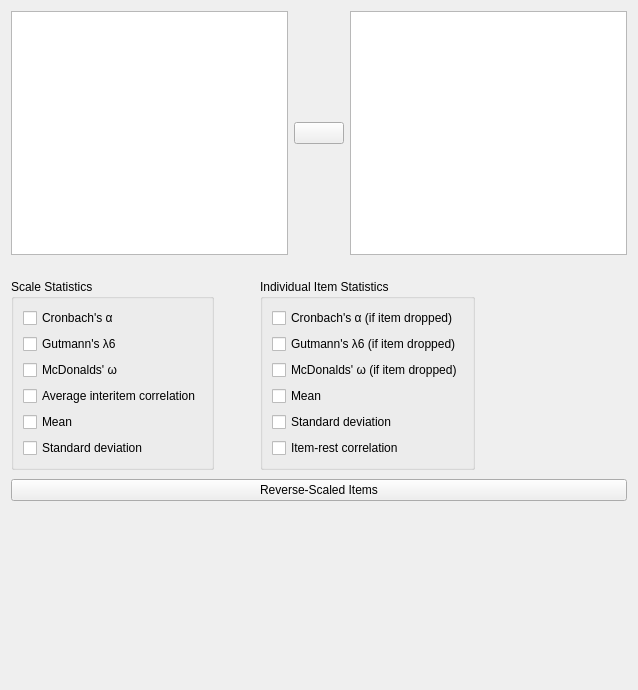
The window that JASP-Desktop/analysisforms/reliabilityanalysisform.ui (jasp-stats/jasp-desktop) describes before a commit, drawn with Qt 5.
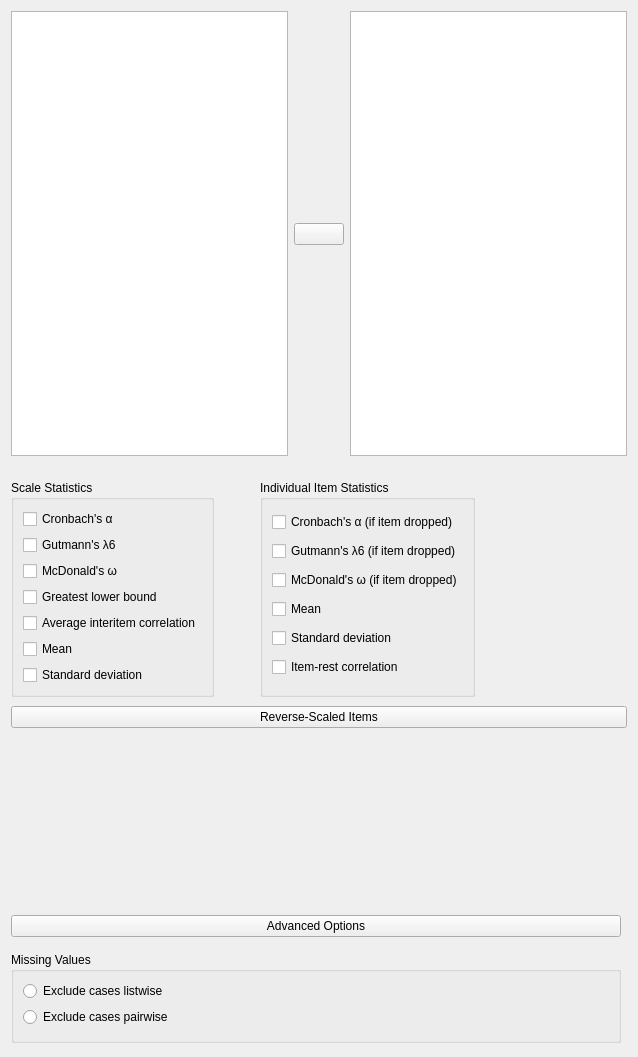
The same window after the commit. Custom widgets are drawn as their Qt base class.

The edit to the form file:
```diff
--- a/JASP-Desktop/analysisforms/reliabilityanalysisform.ui
+++ b/JASP-Desktop/analysisforms/reliabilityanalysisform.ui
@@ -7,14 +7,14 @@
     <x>0</x>
     <y>0</y>
     <width>638</width>
-    <height>690</height>
+    <height>1057</height>
    </rect>
   </property>
   <property name="windowTitle">
    <string>Form</string>
   </property>
   <layout class="QGridLayout" name="gridLayout_6">
-   <item row="0" column="0">
+   <item row="0" column="0" colspan="2">
     <widget class="QWidget" name="topWidget" native="true">
      <layout class="QGridLayout" name="gridLayout_3">
       <property name="leftMargin">
@@ -103,7 +103,66 @@
      </layout>
     </widget>
    </item>
-   <item row="1" column="0">
+   <item row="2" column="0" colspan="2">
+    <widget class="QWidget" name="revScaledItemsBox" native="true">
+     <layout class="QGridLayout" name="gridLayout_4">
+      <property name="leftMargin">
+       <number>0</number>
+      </property>
+      <property name="topMargin">
+       <number>3</number>
+      </property>
+      <property name="rightMargin">
+       <number>0</number>
+      </property>
+      <property name="bottomMargin">
+       <number>3</number>
+      </property>
+      <item row="0" column="0">
+       <widget class="ExpanderButton" name="expanderPosthoc">
+        <property name="sizePolicy">
+         <sizepolicy hsizetype="Expanding" vsizetype="Fixed">
+          <horstretch>0</horstretch>
+          <verstretch>0</verstretch>
+         </sizepolicy>
+        </property>
+        <property name="text">
+         <string>Reverse-Scaled Items</string>
+        </property>
+       </widget>
+      </item>
+      <item row="1" column="0">
+       <widget class="QWidget" name="containerRevScaledItems" native="true">
+        <layout class="QVBoxLayout" name="verticalLayout">
+         <property name="leftMargin">
+          <number>0</number>
+         </property>
+         <property name="rightMargin">
+          <number>0</number>
+         </property>
+         <property name="bottomMargin">
+          <number>0</number>
+         </property>
+         <item>
+          <widget class="BoundAssignWidget" name="reverseScaledItems" native="true">
+           <property name="minimumSize">
+            <size>
+             <width>0</width>
+             <height>160</height>
+            </size>
+           </property>
+           <property name="focusPolicy">
+            <enum>Qt::NoFocus</enum>
+           </property>
+          </widget>
+         </item>
+        </layout>
+       </widget>
+      </item>
+     </layout>
+    </widget>
+   </item>
+   <item row="1" column="0" colspan="2">
     <widget class="QWidget" name="gridLayout_7" native="true">
      <property name="sizePolicy">
       <sizepolicy hsizetype="Fixed" vsizetype="Fixed">
@@ -180,7 +239,14 @@
          <item row="2" column="0">
           <widget class="BoundCheckBox" name="mcDonaldScale">
            <property name="text">
-            <string>McDonalds' ω</string>
+            <string>McDonald's ω</string>
+           </property>
+          </widget>
+         </item>
+         <item row="3" column="0">
+          <widget class="BoundCheckBox" name="glbScale">
+           <property name="text">
+            <string>Greatest lower bound</string>
            </property>
           </widget>
          </item>
@@ -231,7 +297,7 @@
          <item row="2" column="0">
           <widget class="BoundCheckBox" name="mcDonaldItem">
            <property name="text">
-            <string>McDonalds' ω (if item dropped)</string>
+            <string>McDonald's ω (if item dropped)</string>
            </property>
           </widget>
          </item>
@@ -254,9 +320,9 @@
      </layout>
     </widget>
    </item>
-   <item row="2" column="0">
-    <widget class="QWidget" name="revScaledItemsBox" native="true">
-     <layout class="QGridLayout" name="gridLayout_4">
+   <item row="4" column="0">
+    <widget class="QWidget" name="advancedOptionsBox" native="true">
+     <layout class="QGridLayout" name="gridLayout_11">
       <property name="leftMargin">
        <number>0</number>
       </property>
@@ -269,9 +335,22 @@
       <property name="bottomMargin">
        <number>3</number>
       </property>
+      <item row="0" column="0">
+       <widget class="ExpanderButton" name="expanderPosthoc_5">
+        <property name="sizePolicy">
+         <sizepolicy hsizetype="Expanding" vsizetype="Fixed">
+          <horstretch>0</horstretch>
+          <verstretch>0</verstretch>
+         </sizepolicy>
+        </property>
+        <property name="text">
+         <string>Advanced Options</string>
+        </property>
+       </widget>
+      </item>
       <item row="1" column="0">
-       <widget class="QWidget" name="containerRevScaledItems" native="true">
-        <layout class="QVBoxLayout" name="verticalLayout">
+       <widget class="QWidget" name="containerAdvOptions" native="true">
+        <layout class="QVBoxLayout" name="verticalLayout_4">
          <property name="leftMargin">
           <number>0</number>
          </property>
@@ -282,34 +361,34 @@
           <number>0</number>
          </property>
          <item>
-          <widget class="BoundAssignWidget" name="reverseScaledItems" native="true">
-           <property name="minimumSize">
-            <size>
-             <width>0</width>
-             <height>160</height>
-            </size>
+          <widget class="BoundGroupBox" name="missingValues">
+           <property name="title">
+            <string>Missing Values</string>
            </property>
-           <property name="focusPolicy">
-            <enum>Qt::NoFocus</enum>
-           </property>
+           <layout class="QGridLayout" name="gridLayout_15">
+            <property name="bottomMargin">
+             <number>13</number>
+            </property>
+            <item row="0" column="0">
+             <widget class="QRadioButton" name="excludeCasesListwise">
+              <property name="text">
+               <string>Exclude cases listwise</string>
+              </property>
+             </widget>
+            </item>
+            <item row="1" column="0">
+             <widget class="QRadioButton" name="excludeCasesPairwise">
+              <property name="text">
+               <string>Exclude cases pairwise</string>
+              </property>
+             </widget>
+            </item>
+           </layout>
           </widget>
          </item>
         </layout>
        </widget>
       </item>
-      <item row="0" column="0">
-       <widget class="ExpanderButton" name="expanderPosthoc">
-        <property name="sizePolicy">
-         <sizepolicy hsizetype="Expanding" vsizetype="Fixed">
-          <horstretch>0</horstretch>
-          <verstretch>0</verstretch>
-         </sizepolicy>
-        </property>
-        <property name="text">
-         <string>Reverse-Scaled Items</string>
-        </property>
-       </widget>
-      </item>
      </layout>
     </widget>
    </item>
@@ -326,27 +405,27 @@
    <extends>QListView</extends>
    <header>widgets/availablefieldslistview.h</header>
   </customwidget>
-  <customwidget>
-   <class>BoundCheckBox</class>
-   <extends>QCheckBox</extends>
-   <header>widgets/boundcheckbox.h</header>
-  </customwidget>
-  <customwidget>
-   <class>BoundListView</class>
-   <extends>QListView</extends>
-   <header>widgets/boundlistview.h</header>
-  </customwidget>
   <customwidget>
    <class>BoundGroupBox</class>
    <extends>QGroupBox</extends>
    <header>widgets/boundgroupbox.h</header>
    <container>1</container>
   </customwidget>
+  <customwidget>
+   <class>BoundCheckBox</class>
+   <extends>QCheckBox</extends>
+   <header>widgets/boundcheckbox.h</header>
+  </customwidget>
   <customwidget>
    <class>ExpanderButton</class>
    <extends>QPushButton</extends>
    <header>widgets/expanderbutton.h</header>
   </customwidget>
+  <customwidget>
+   <class>BoundListView</class>
+   <extends>QListView</extends>
+   <header>widgets/boundlistview.h</header>
+  </customwidget>
   <customwidget>
    <class>BoundAssignWidget</class>
    <extends>QWidget</extends>
```
